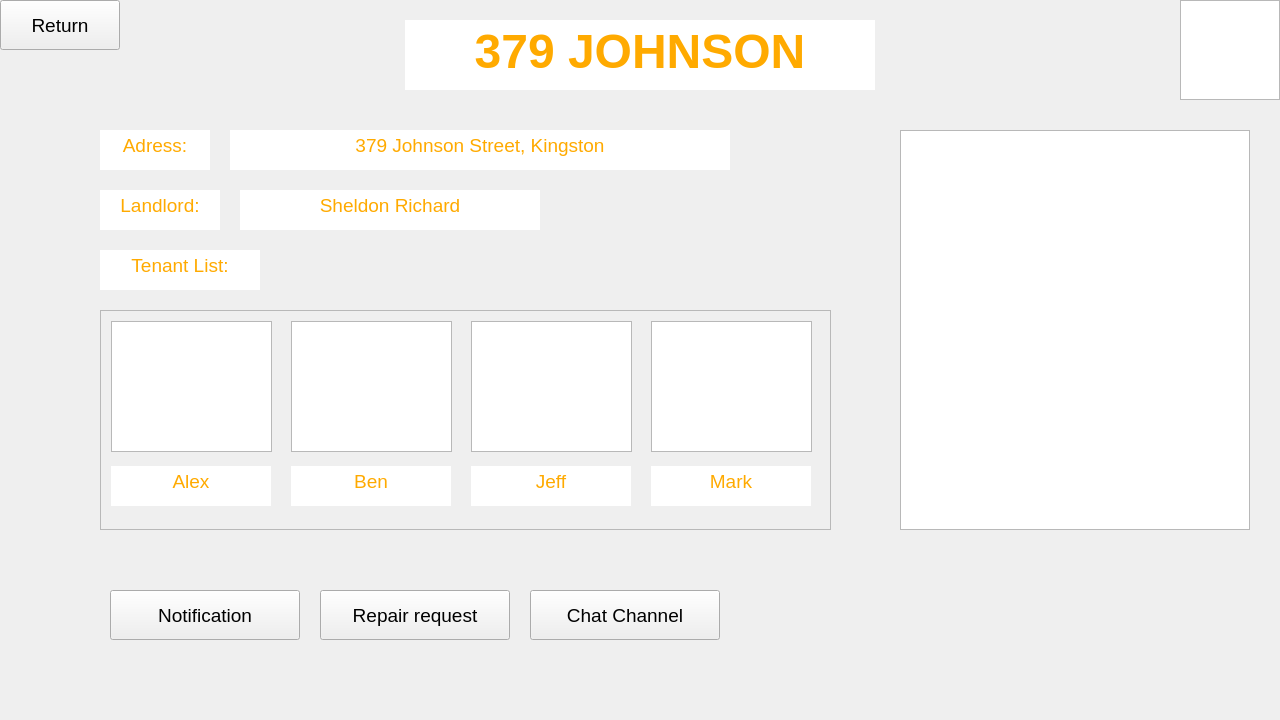
First picture: the form in King_Project/propertymain.ui, repository greg-maceachern12/MicroManage, before the edit.
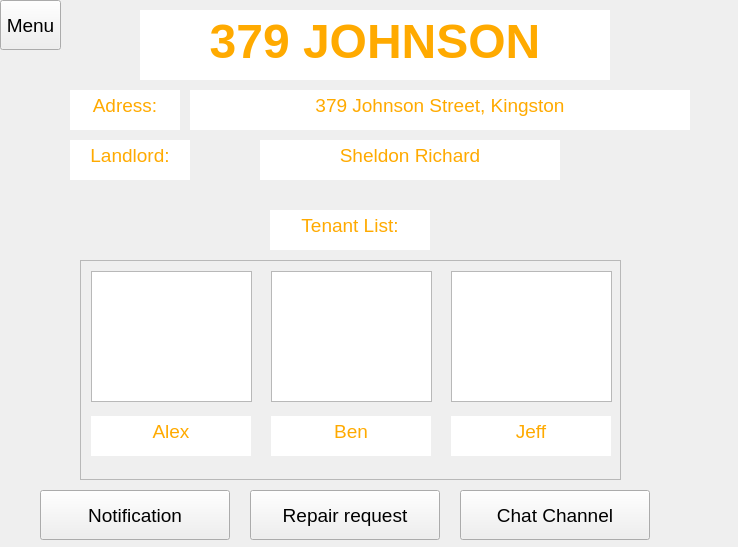
Second picture: the form after the edit.

What changed in the file:
```diff
--- a/King_Project/propertymain.ui
+++ b/King_Project/propertymain.ui
@@ -9,8 +9,8 @@
    <rect>
     <x>0</x>
     <y>0</y>
-    <width>1280</width>
-    <height>720</height>
+    <width>738</width>
+    <height>547</height>
    </rect>
   </property>
   <property name="mouseTracking">
@@ -31,8 +31,8 @@
    </property>
    <property name="geometry">
     <rect>
-     <x>405</x>
-     <y>20</y>
+     <x>140</x>
+     <y>10</y>
      <width>470</width>
      <height>70</height>
     </rect>
@@ -81,24 +81,14 @@
 &lt;p align=&quot;center&quot; style=&quot; margin-top:0px; margin-bottom:0px; margin-left:0px; margin-right:0px; -qt-block-indent:0; text-indent:0px;&quot;&gt;&lt;span style=&quot; font-family:'SimSun'; font-weight:600; color:#ffaa00;&quot;&gt;379 JOHNSON&lt;/span&gt;&lt;/p&gt;&lt;/body&gt;&lt;/html&gt;</string>
    </property>
   </widget>
-  <widget class="QGraphicsView" name="graphicsView">
-   <property name="geometry">
-    <rect>
-     <x>900</x>
-     <y>130</y>
-     <width>350</width>
-     <height>400</height>
-    </rect>
-   </property>
-  </widget>
   <widget class="QTextBrowser" name="textBrowser">
    <property name="enabled">
     <bool>true</bool>
    </property>
    <property name="geometry">
     <rect>
-     <x>100</x>
-     <y>130</y>
+     <x>70</x>
+     <y>90</y>
      <width>110</width>
      <height>40</height>
     </rect>
@@ -126,8 +116,8 @@
    </property>
    <property name="geometry">
     <rect>
-     <x>100</x>
-     <y>190</y>
+     <x>70</x>
+     <y>140</y>
      <width>120</width>
      <height>40</height>
     </rect>
@@ -155,8 +145,8 @@
    </property>
    <property name="geometry">
     <rect>
-     <x>100</x>
-     <y>250</y>
+     <x>270</x>
+     <y>210</y>
      <width>160</width>
      <height>40</height>
     </rect>
@@ -184,8 +174,8 @@
    </property>
    <property name="geometry">
     <rect>
-     <x>230</x>
-     <y>130</y>
+     <x>190</x>
+     <y>90</y>
      <width>500</width>
      <height>40</height>
     </rect>
@@ -214,8 +204,8 @@
    </property>
    <property name="geometry">
     <rect>
-     <x>240</x>
-     <y>190</y>
+     <x>260</x>
+     <y>140</y>
      <width>300</width>
      <height>40</height>
     </rect>
@@ -241,9 +231,9 @@
   <widget class="QScrollArea" name="scrollArea">
    <property name="geometry">
     <rect>
-     <x>100</x>
-     <y>310</y>
-     <width>731</width>
+     <x>80</x>
+     <y>260</y>
+     <width>541</width>
      <height>220</height>
     </rect>
    </property>
@@ -261,7 +251,7 @@
      <rect>
       <x>0</x>
       <y>0</y>
-      <width>729</width>
+      <width>539</width>
       <height>218</height>
      </rect>
     </property>
@@ -352,35 +342,6 @@
 &lt;p align=&quot;center&quot; style=&quot; margin-top:0px; margin-bottom:0px; margin-left:0px; margin-right:0px; -qt-block-indent:0; text-indent:0px;&quot;&gt;&lt;span style=&quot; font-family:'SimSun'; font-size:14pt; color:#ffaa00;&quot;&gt;Jeff&lt;/span&gt;&lt;/p&gt;&lt;/body&gt;&lt;/html&gt;</string>
      </property>
     </widget>
-    <widget class="QTextBrowser" name="textBrowser_10">
-     <property name="enabled">
-      <bool>true</bool>
-     </property>
-     <property name="geometry">
-      <rect>
-       <x>550</x>
-       <y>155</y>
-       <width>160</width>
-       <height>40</height>
-      </rect>
-     </property>
-     <property name="frameShape">
-      <enum>QFrame::NoFrame</enum>
-     </property>
-     <property name="verticalScrollBarPolicy">
-      <enum>Qt::ScrollBarAlwaysOff</enum>
-     </property>
-     <property name="horizontalScrollBarPolicy">
-      <enum>Qt::ScrollBarAsNeeded</enum>
-     </property>
-     <property name="html">
-      <string>&lt;!DOCTYPE HTML PUBLIC &quot;-//W3C//DTD HTML 4.0//EN&quot; &quot;http://www.w3.org/TR/REC-html40/strict.dtd&quot;&gt;
-&lt;html&gt;&lt;head&gt;&lt;meta name=&quot;qrichtext&quot; content=&quot;1&quot; /&gt;&lt;style type=&quot;text/css&quot;&gt;
-p, li { white-space: pre-wrap; }
-&lt;/style&gt;&lt;/head&gt;&lt;body style=&quot; font-family:'.SF NS Text'; font-size:13pt; font-weight:400; font-style:normal;&quot;&gt;
-&lt;p align=&quot;center&quot; style=&quot; margin-top:0px; margin-bottom:0px; margin-left:0px; margin-right:0px; -qt-block-indent:0; text-indent:0px;&quot;&gt;&lt;span style=&quot; font-family:'SimSun'; font-size:14pt; color:#ffaa00;&quot;&gt;Mark&lt;/span&gt;&lt;/p&gt;&lt;/body&gt;&lt;/html&gt;</string>
-     </property>
-    </widget>
     <widget class="QGraphicsView" name="graphicsView_2">
      <property name="geometry">
       <rect>
@@ -411,23 +372,13 @@
       </rect>
      </property>
     </widget>
-    <widget class="QGraphicsView" name="graphicsView_5">
-     <property name="geometry">
-      <rect>
-       <x>550</x>
-       <y>10</y>
-       <width>161</width>
-       <height>131</height>
-      </rect>
-     </property>
-    </widget>
    </widget>
   </widget>
   <widget class="QPushButton" name="pushButton">
    <property name="geometry">
     <rect>
-     <x>110</x>
-     <y>590</y>
+     <x>40</x>
+     <y>490</y>
      <width>190</width>
      <height>50</height>
     </rect>
@@ -444,8 +395,8 @@
   <widget class="QPushButton" name="pushButton_2">
    <property name="geometry">
     <rect>
-     <x>320</x>
-     <y>590</y>
+     <x>250</x>
+     <y>490</y>
      <width>190</width>
      <height>50</height>
     </rect>
@@ -462,8 +413,8 @@
   <widget class="QPushButton" name="pushButton_3">
    <property name="geometry">
     <rect>
-     <x>530</x>
-     <y>590</y>
+     <x>460</x>
+     <y>490</y>
      <width>190</width>
      <height>50</height>
     </rect>
@@ -477,22 +428,12 @@
     <string>Chat Channel</string>
    </property>
   </widget>
-  <widget class="QGraphicsView" name="graphicsView_6">
-   <property name="geometry">
-    <rect>
-     <x>1180</x>
-     <y>0</y>
-     <width>100</width>
-     <height>100</height>
-    </rect>
-   </property>
-  </widget>
   <widget class="QPushButton" name="pushButton_4">
    <property name="geometry">
     <rect>
      <x>0</x>
      <y>0</y>
-     <width>120</width>
+     <width>61</width>
      <height>50</height>
     </rect>
    </property>
@@ -502,7 +443,7 @@
     </font>
    </property>
    <property name="text">
-    <string>Return</string>
+    <string>Menu</string>
    </property>
   </widget>
  </widget>
```
